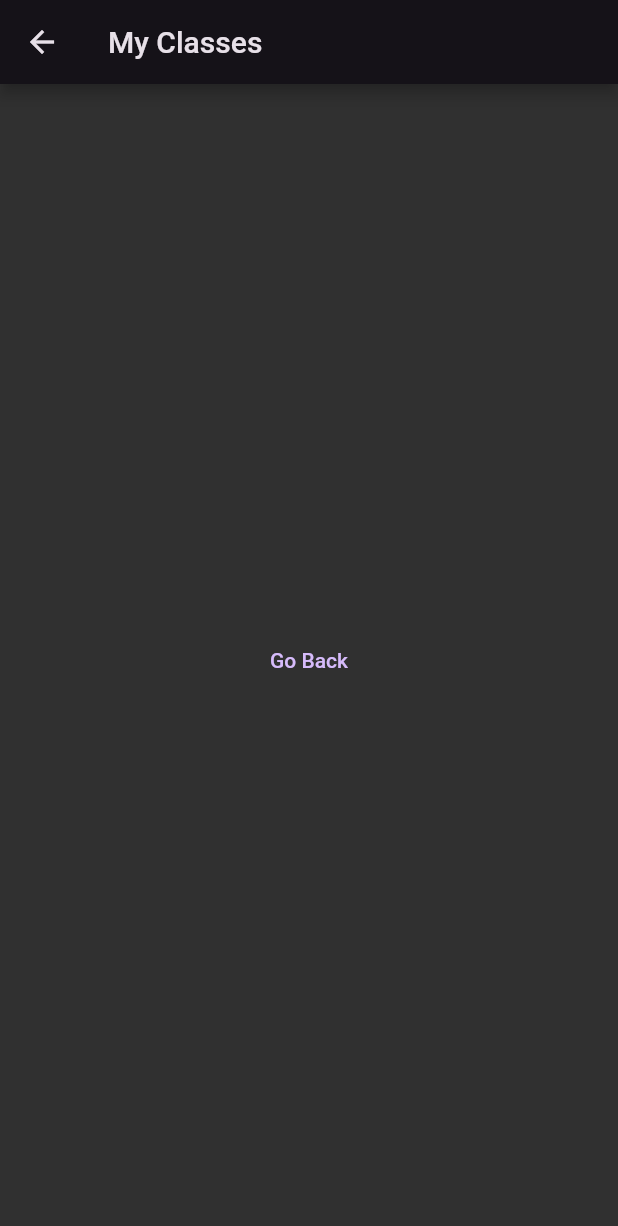
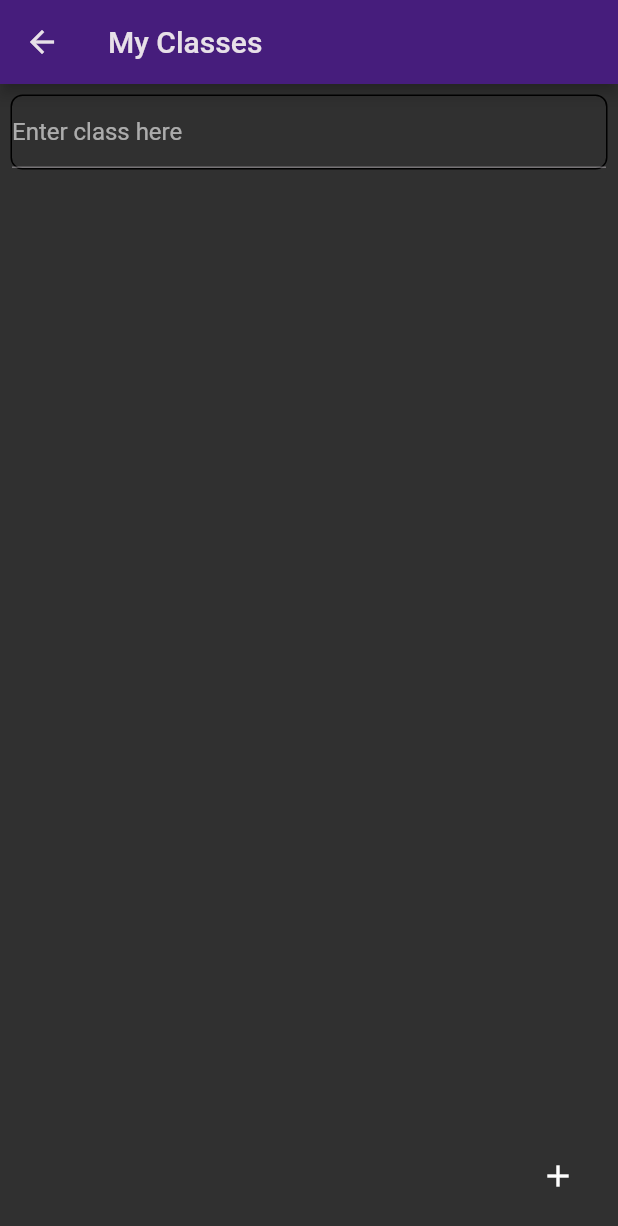
Before and after one commit to MartinDampier/4243Project, a Flutter app: the ClassesPage screen opened directly, on a phone screen of 412 x 824 dp. Shown: the top 1226 px of the screen. Run offline on Flutter 3.47's test engine with Material 2 defaults, Android fonts, the phone set to English and light mode, and no system bars.

Commit message:
Update classesView.dart
delectable

```diff
--- a/lib/views/classesView.dart
+++ b/lib/views/classesView.dart
@@ -1,19 +1,98 @@
 import 'package:flutter/material.dart';
+import 'package:flutter_application_1/styles/genericStyles.dart';
 
-class ClassesPage extends StatelessWidget {
+class ClassesPage extends StatefulWidget {
   const ClassesPage({Key? key, required this.title}) : super(key: key);
   final String title;
+
+  @override
+  _ClassesPageState createState() => _ClassesPageState();
+}
+
+class _ClassesPageState extends State<ClassesPage> {
+  List<String> inputTexts = [];
+  final TextEditingController textController = TextEditingController();
+
   @override
   Widget build(BuildContext context) {
     return Scaffold(
       appBar: AppBar(
-        title: Text(title),
+        title: Text(widget.title),
+        backgroundColor: genericStyles.lsuPurple, // Change this to your desired color
       ),
-      body: Center(
-        child: TextButton(
-          onPressed: () {},
-          child: const Text('Go Back'),
+      body: Column(
+        crossAxisAlignment: CrossAxisAlignment.stretch,
+        children: <Widget>[
+          Padding(
+            padding: EdgeInsets.all(7.0),
+            child: Container(
+              decoration: BoxDecoration(
+                border: Border.all(color: Colors.black, width: 1.0),
+                borderRadius: BorderRadius.circular(8.0),
+              ),
+              child: TextField(
+                controller: textController,
+                decoration: InputDecoration(
+                  hintText: 'Enter class here',
+                ),
+              ),
+            ),
+          ),
+          SizedBox(height: 20),
+          Expanded(
+            child: ListView.builder(
+              itemCount: inputTexts.length,
+              itemBuilder: (context, index) {
+                final text = inputTexts[index];
+                return Dismissible(
+                  key: UniqueKey(),
+                  onDismissed: (direction) {
+                    setState(() {
+                      inputTexts.removeAt(index);
+                    });
+                  },
+                  background: Container(
+                    color: Colors.red, // Background color when swiping
+                    child: Icon(
+                      Icons.delete,
+                      color: Colors.white,
+                      size: 30,
+                    ),
+                    alignment: Alignment.centerRight,
+                    padding: EdgeInsets.only(right: 20),
+                  ),
+                  child: Container(
+                    decoration: BoxDecoration(
+                      border: Border.all(color: Colors.black, width: 1.0),
+                      borderRadius: BorderRadius.circular(8.0),
+                    ),
+                    margin: EdgeInsets.symmetric(vertical: 5.0),
+                    padding: EdgeInsets.all(10.0),
+                    child: Text(
+                      text,
+                      style: TextStyle(fontSize: 16.0),
+                    ),
+                  ),
+                );
+              },
+            ),
+          ),
+        ],
+      ),
+      floatingActionButton: IconButton(
+        icon: Icon(
+          Icons.add,
+          color: Colors.white,
         ),
+        onPressed: () {
+          setState(() {
+            final text = textController.text;
+            if (text.isNotEmpty) {
+              inputTexts.add(text);
+              textController.clear();
+            }
+          });
+        },
       ),
     );
   }
```
